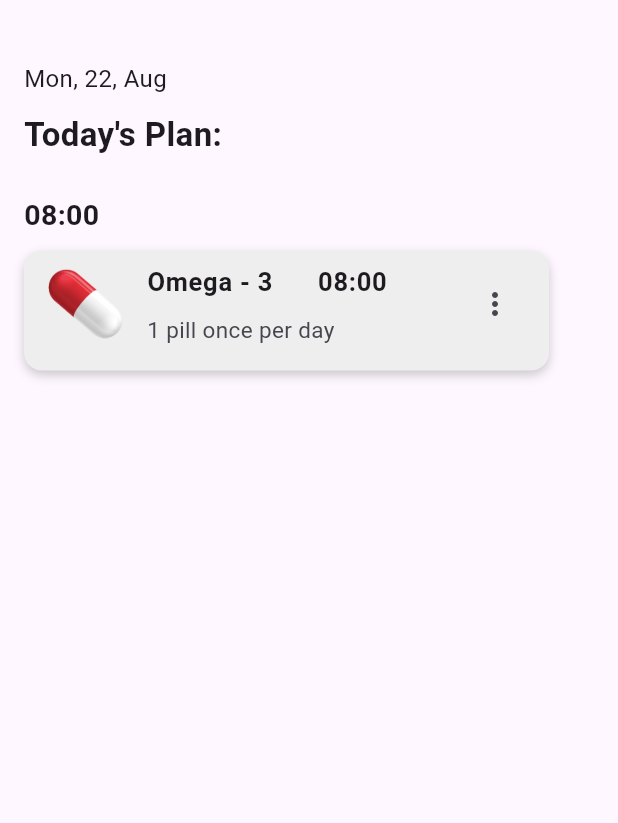
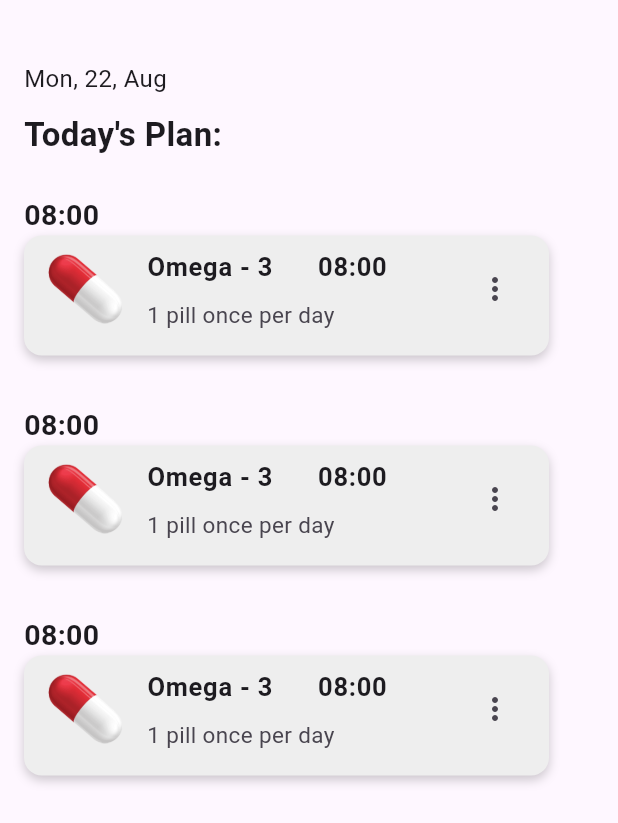
Before and after one commit to amollokhande1234/MediTrack, a Flutter app: the screen it shows after launch, on a phone screen of 412 x 824 dp. Shown: the top 823 px of the screen. Run offline on Flutter 3.47's test engine with Material 3 defaults, Android fonts, the phone set to English and light mode, and no system bars; Roboto replaces fonts that are missing (Poppins-SemiBold).

Commit message:
Initial Commit

```diff
--- /dev/null
+++ b/lib/Screens/ListTiles.dart
@@ -0,0 +1,74 @@
+import 'package:flutter/material.dart';
+
+class ListTiles extends StatelessWidget {
+  const ListTiles({super.key});
+
+  @override
+  Widget build(BuildContext context) {
+    return Column(
+      crossAxisAlignment: CrossAxisAlignment.start,
+      children: [
+        Text(
+          "08:00",
+          style: TextStyle(fontSize: 19, fontWeight: FontWeight.bold),
+        ),
+        Container(
+          height: 80,
+          width: 350,
+          margin: EdgeInsets.only(bottom: 8), // Add margin between items
+          decoration: BoxDecoration(
+            color: Colors.grey.shade200,
+            boxShadow: [
+              BoxShadow(
+                color: Colors.black.withOpacity(0.2),
+                spreadRadius: 0,
+                blurRadius: 5,
+                offset: Offset(0, 3),
+              )
+            ],
+            borderRadius: BorderRadius.all(Radius.circular(12)),
+          ),
+          child: ListTile(
+            leading: Image(
+              width: 50,
+              height: 50,
+              image: AssetImage("assets/images/file.png"),
+            ),
+            title: Padding(
+              padding: const EdgeInsets.only(bottom: 8.0),
+              child: Row(
+                children: [
+                  Text(
+                    "Omega - 3",
+                    style: TextStyle(
+                        decoration: TextDecoration.none,
+                        fontSize: 17,
+                        fontWeight: FontWeight.bold),
+                  ),
+                  SizedBox(width: 30),
+                  Text(
+                    "08:00",
+                    style: TextStyle(
+                      decoration: TextDecoration.none,
+                      fontSize: 17,
+                      fontWeight: FontWeight.bold,
+                    ),
+                  ),
+                ],
+              ),
+            ),
+            subtitle: Text(
+              "1 pill once per day",
+              style: TextStyle(
+                decoration: TextDecoration.none,
+                fontSize: 15,
+                fontFamily: "Poppins-SemiBold",
+              ),
+            ),
+            trailing: Icon(Icons.more_vert),
+          ),
+        ),
+      ],
+    );
+  }
+}
--- a/lib/Screens/home_screen.dart
+++ b/lib/Screens/home_screen.dart
@@ -1,4 +1,5 @@
 import 'package:flutter/material.dart';
+import 'package:meditrack/Screens/ListTiles.dart';
 
 class HomeScreen extends StatelessWidget {
   const HomeScreen({super.key});
@@ -9,7 +10,6 @@ class HomeScreen extends StatelessWidget {
       body: Padding(
         padding: const EdgeInsets.only(left: 16, right: 16, top: 16),
         child: Column(
-          // mainAxisAlignment: MainAxisAlignment.start,
           crossAxisAlignment: CrossAxisAlignment.start,
           children: [
             SizedBox(height: 25),
@@ -25,136 +25,14 @@ class HomeScreen extends StatelessWidget {
               style: TextStyle(fontSize: 22, fontWeight: FontWeight.bold),
             ),
             SizedBox(height: 25),
-            Text(
-              "08:00",
-              style: TextStyle(fontSize: 19, fontWeight: FontWeight.bold),
-            ),
-            SizedBox(height: 10),
-            listTile(),
+            ListTiles(),
+            SizedBox(height: 25),
+            ListTiles(),
+            SizedBox(height: 25),
+            ListTiles(),
           ],
         ),
       ),
     );
   }
 }
-
-// Widget listTile() {
-//   return Container(
-//     height: 80,
-//     width: 350,
-//     decoration: BoxDecoration(
-//         color: Colors.blueAccent,
-//         boxShadow: [
-//           BoxShadow(
-//               color: Colors.black.withOpacity(0.2),
-//               spreadRadius: 0,
-//               blurRadius: 5,
-//               offset: Offset(0.00000, 3))
-//         ],
-//         borderRadius: BorderRadius.all(Radius.circular(12))
-//         // borderRadius: BorderRadius.only(
-//         //   bottomLeft: Radius.circular(18),
-//         //   bottomRight: Radius.circular(18),
-//         // ),
-//         ),
-//     child: Expanded(
-//       child: ListView.separated(
-//           itemBuilder: (context, index) {
-//             return ListTile(
-//               leading: Image(
-//                   width: 50,
-//                   height: 50,
-//                   image: AssetImage(
-//                     "assets/images/file.png",
-//                   )),
-//               title: Padding(
-//                 padding: const EdgeInsets.only(bottom: 8.0),
-//                 child: Text(
-//                   "Location 1 - Banner",
-//                   style: TextStyle(
-//                     decoration: TextDecoration.none,
-//                     // color: CustomColors.primary,
-//                     fontFamily: "Poppins-Medium",
-//                     fontSize: 14,
-//                   ),
-//                 ),
-//               ),
-//               subtitle: Text(
-//                 // "data",
-//                 "103, Victory Landmark, Baner Rd, opp. D Mart,Pune, Maharashtra 411045",
-//                 style: TextStyle(
-//                     decoration: TextDecoration.none,
-//                     fontSize: 10,
-//                     fontFamily: "Poppins-SemiBold"),
-//               ),
-//               trailing: Icon(Icons.more_vert),
-//             );
-//           },
-//           separatorBuilder: (context, index) {
-//             return Divider(
-//               thickness: 0.0000000000001,
-//             );
-//           },
-//           itemCount: 1),
-//     ),
-//   );
-// }
-
-Widget listTile() {
-  return Container(
-    height: 80,
-    width: 350,
-    margin: EdgeInsets.only(bottom: 8), // Add margin between items
-    decoration: BoxDecoration(
-      color: Colors.grey.shade200,
-      boxShadow: [
-        BoxShadow(
-          color: Colors.black.withOpacity(0.2),
-          spreadRadius: 0,
-          blurRadius: 5,
-          offset: Offset(0, 3),
-        )
-      ],
-      borderRadius: BorderRadius.all(Radius.circular(12)),
-    ),
-    child: ListTile(
-      leading: Image(
-        width: 50,
-        height: 50,
-        image: AssetImage("assets/images/file.png"),
-      ),
-      title: Padding(
-        padding: const EdgeInsets.only(bottom: 8.0),
-        child: Row(
-          children: [
-            Text(
-              "Omega - 3",
-              style: TextStyle(
-                  decoration: TextDecoration.none,
-                  fontSize: 17,
-                  fontWeight: FontWeight.bold),
-            ),
-            SizedBox(width: 30),
-            Text(
-              "08:00",
-              style: TextStyle(
-                decoration: TextDecoration.none,
-                fontSize: 17,
-                fontWeight: FontWeight.bold,
-              ),
-            ),
-          ],
-        ),
-      ),
-      subtitle: Text(
-        "1 pill once per day",
-        style: TextStyle(
-          decoration: TextDecoration.none,
-          fontSize: 15,
-          fontFamily: "Poppins-SemiBold",
-        ),
-      ),
-      trailing: Icon(Icons.more_vert),
-    ),
-  );
-}
--- a/lib/main.dart
+++ b/lib/main.dart
@@ -12,6 +12,7 @@ class MyApp extends StatelessWidget {
   @override
   Widget build(BuildContext context) {
     return MaterialApp(
+      debugShowCheckedModeBanner: false,
       home: HomeScreen(),
     );
   }
```
Also changed, not shown: pubspec.yaml (+7 -7 lines), lib/Screens/BottomNavBar.dart (added).
